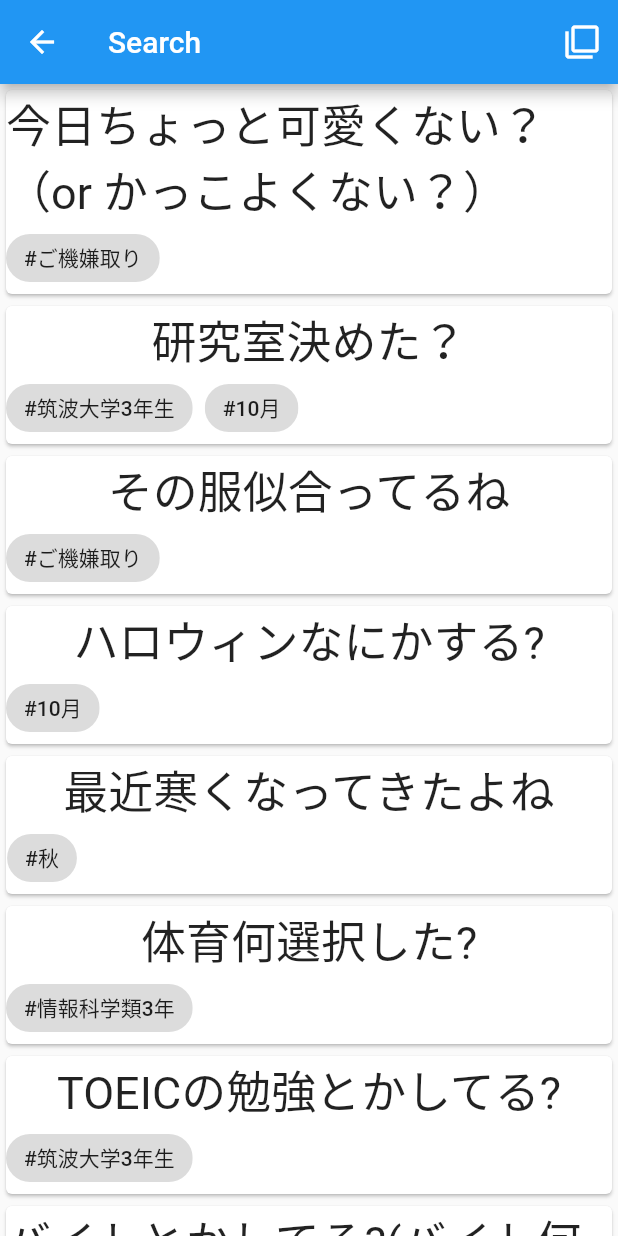
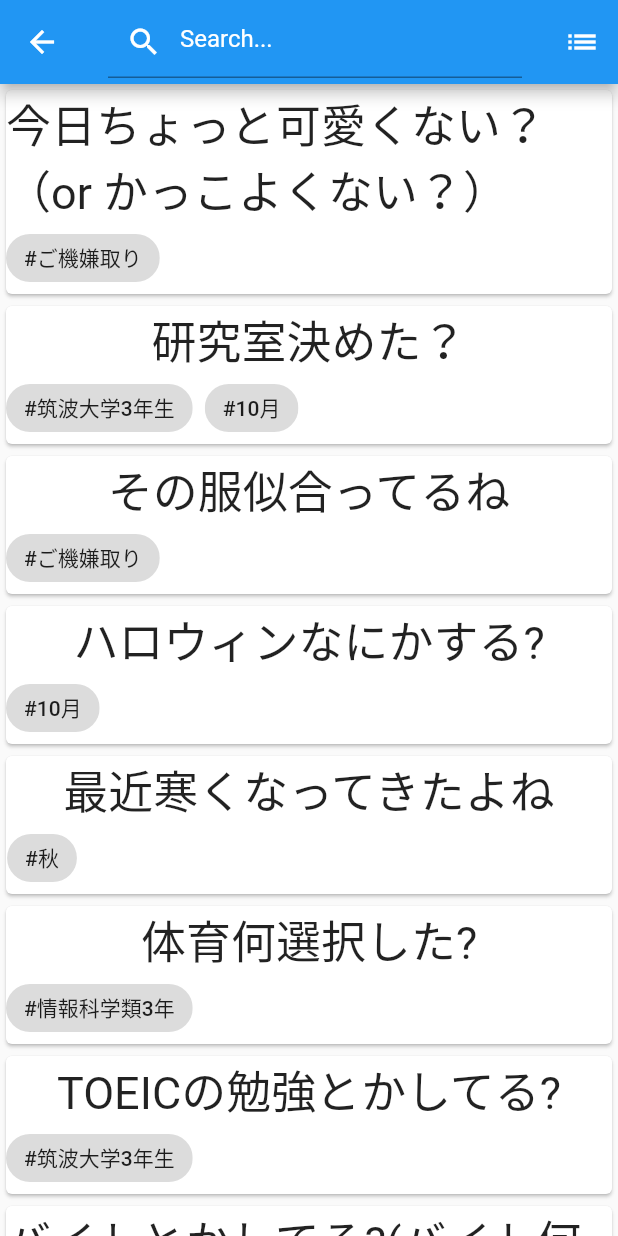
Before and after one commit to enpitut2020/hojorin-app, a Flutter app: the SearchPage screen opened directly, after a tap on the "list" icon, on a phone screen of 412 x 824 dp. Run offline on Flutter 3.47's test engine with Material 2 defaults, Android fonts, the phone set to English and light mode, and no system bars.

Commit message:
change state whichi has topic list

```diff
--- a/lib/search_page.dart
+++ b/lib/search_page.dart
@@ -1,6 +1,7 @@
 import 'package:flutter/material.dart';
 import 'topic_page.dart';
 import 'base_page.dart';
+import 'model/topic.dart';
 
 class SearchPage extends BasePage{
   SearchPage({Key key}):super(key: key, title: "Search");
@@ -12,12 +13,54 @@ class SearchPage extends BasePage{
 
 class _SearchPageState extends State<SearchPage>{
   int _displayMode = 0;
-  static List<BaseTopicSubPage> _topicPages = [OneTopicSubPage(),TopicListSubPage()];
+  List<Topic> _topics;
+  static List<BaseTopicSubPage> _topicPages;
+  @override
+  initState() {
+    super.initState();
+    _topics = [
+      new Topic('今日ちょっと可愛くない？（or かっこよくない？）',['ご機嫌取り']),
+      new Topic('研究室決めた？',['筑波大学3年生','10月']),new Topic('その服似合ってるね',['ご機嫌取り']),
+      new Topic('ハロウィンなにかする?',['10月']), new Topic('最近寒くなってきたよね',['秋']),
+      new Topic('体育何選択した?',['情報科学類3年']), new Topic('TOEICの勉強とかしてる?',['筑波大学3年生']),
+      new Topic('バイトとかしてる?(バイト何してる?)',['初対面','学生'])
+    ];
+    _topicPages = [OneTopicSubPage(topics: _topics),TopicListSubPage(topics: _topics)];
+  }
+  List<Topic> searchTopics(String conditionText){
+    List<String> conditions = conditionText.split((' '));
+    return _topics.where((topic) =>
+      topic.tags.any((tag) =>
+        conditions.contains(tag)
+      )
+    );
+  }
+
+  void onSubmitCondition(String conditionText)
+  {
+    setState((){
+      _topics = searchTopics(conditionText);
+      _topicPages = [OneTopicSubPage(topics: _topics),TopicListSubPage(topics: _topics)];
+    });
+
+  }
+
   @override
   Widget build(BuildContext context){
     return Scaffold(
       appBar: AppBar(
-        title: Text(widget.title),
+        title: new TextField(
+          style: new TextStyle(
+            color: Colors.white,
+
+          ),
+          decoration: new InputDecoration(
+              prefixIcon: new Icon(Icons.search, color: Colors.white),
+              hintText: "Search...",
+              hintStyle: new TextStyle(color: Colors.white)
+          ),
+          onSubmitted: onSubmitCondition,
+        ),
         actions: <Widget>[
           IconButton(
             icon: _topicPages[_displayMode].icon,
--- a/lib/topic_page.dart
+++ b/lib/topic_page.dart
@@ -11,8 +11,21 @@ class TopicPage extends BasePage{
 }
 
 class _TopicPageState extends State<TopicPage>{
+  List<Topic> _topics;
   int _displayMode = 0;
-  static List<BaseTopicSubPage> _topicPages = [OneTopicSubPage(),TopicListSubPage()];
+  static List<BaseTopicSubPage> _topicPages;
+  @override
+  initState() {
+    super.initState();
+    _topics = [
+      new Topic('今日ちょっと可愛くない？（or かっこよくない？）',['ご機嫌取り']),
+      new Topic('研究室決めた？',['筑波大学3年生','10月']),new Topic('その服似合ってるね',['ご機嫌取り']),
+      new Topic('ハロウィンなにかする?',['10月']), new Topic('最近寒くなってきたよね',['秋']),
+      new Topic('体育何選択した?',['情報科学類3年']), new Topic('TOEICの勉強とかしてる?',['筑波大学3年生']),
+      new Topic('バイトとかしてる?(バイト何してる?)',['初対面','学生'])
+    ];
+    _topicPages = [OneTopicSubPage(topics: _topics),TopicListSubPage(topics: _topics)];
+  }
   @override
   Widget build(BuildContext context){
     return Scaffold(
@@ -33,12 +46,13 @@ class _TopicPageState extends State<TopicPage>{
 }
 
 abstract class BaseTopicSubPage extends StatefulWidget {
-  BaseTopicSubPage({Key key, this.icon}):super(key: key);
+  BaseTopicSubPage({Key key, this.icon,this.topics}):super(key: key);
   final Icon icon;
+  final List<Topic> topics;
 }
 
 class OneTopicSubPage extends BaseTopicSubPage{
-  OneTopicSubPage({Key key}):super(key: key,icon: Icon(Icons.list, color: Colors.white));
+  OneTopicSubPage({Key key, List<Topic> topics}):super(key: key,icon: Icon(Icons.list, color: Colors.white), topics: topics);
   @override
   State<StatefulWidget> createState() {
     return _OneTopicSubPageState();
@@ -46,20 +60,12 @@ class OneTopicSubPage extends BaseTopicSubPage{
 }
 
 class _OneTopicSubPageState extends State<OneTopicSubPage>{
-  List<Topic> _topics;
   Topic _currentTopic;
   int _currentTopicIdx;
   @override
   initState() {
     super.initState();
-    _topics = [
-      new Topic('今日ちょっと可愛くない？（or かっこよくない？）',['ご機嫌取り']),
-      new Topic('研究室決めた？',['筑波大学3年生','10月']),new Topic('その服似合ってるね',['ご機嫌取り']),
-      new Topic('ハロウィンなにかする?',['10月']), new Topic('最近寒くなってきたよね',['秋']),
-      new Topic('体育何選択した?',['情報科学類3年']), new Topic('TOEICの勉強とかしてる?',['筑波大学3年生']),
-      new Topic('バイトとかしてる?(バイト何してる?)',['初対面','学生'])
-    ];
-    _currentTopic = _topics.first;
+    _currentTopic = widget.topics.first;
     _currentTopicIdx = 0;
   }
   @override
@@ -68,8 +74,8 @@ class _OneTopicSubPageState extends State<OneTopicSubPage>{
         child: InkWell(
           onTap: (){
             setState((){
-              _currentTopicIdx = ++_currentTopicIdx % _topics.length;
-              _currentTopic = _topics[_currentTopicIdx];
+              _currentTopicIdx = ++_currentTopicIdx % widget.topics.length;
+              _currentTopic = widget.topics[_currentTopicIdx];
             });
           },
           child: Card(
@@ -105,31 +111,23 @@ class _OneTopicSubPageState extends State<OneTopicSubPage>{
 }
 
 class TopicListSubPage extends BaseTopicSubPage{
-  TopicListSubPage({Key key}):super(key: key,icon: Icon(Icons.filter_none, color: Colors.white));
+  TopicListSubPage({Key key, List<Topic> topics}):super(key: key,icon: Icon(Icons.list, color: Colors.white), topics: topics);
   State<StatefulWidget> createState() {
     return _TopicListSubPageState();
   }
 }
 
 class _TopicListSubPageState extends State<TopicListSubPage>{
-  List<Topic> _topics;
   @override
   initState() {
     super.initState();
-    _topics = [
-      new Topic('今日ちょっと可愛くない？（or かっこよくない？）',['ご機嫌取り']),
-      new Topic('研究室決めた？',['筑波大学3年生','10月']),new Topic('その服似合ってるね',['ご機嫌取り']),
-      new Topic('ハロウィンなにかする?',['10月']), new Topic('最近寒くなってきたよね',['秋']),
-      new Topic('体育何選択した?',['情報科学類3年']), new Topic('TOEICの勉強とかしてる?',['筑波大学3年生']),
-      new Topic('バイトとかしてる?(バイト何してる?)',['初対面','学生'])
-    ];
   }
   @override
   Widget build(BuildContext context){
     return Container(
         child: ListView(
             children:
-            _topics.map((Topic topic){
+            widget.topics.map((Topic topic){
               return new Card(
                   child: Column(
                       children: <Widget>[
```
Also changed, not shown: 1 other file.
